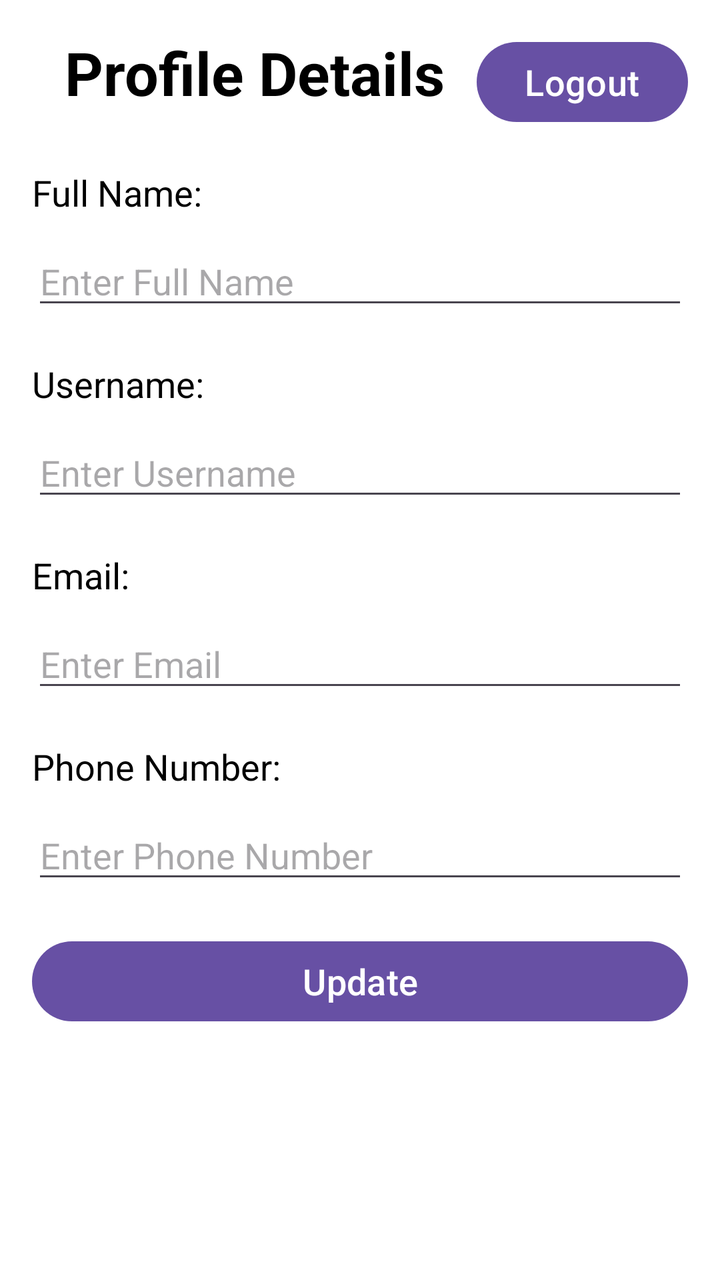
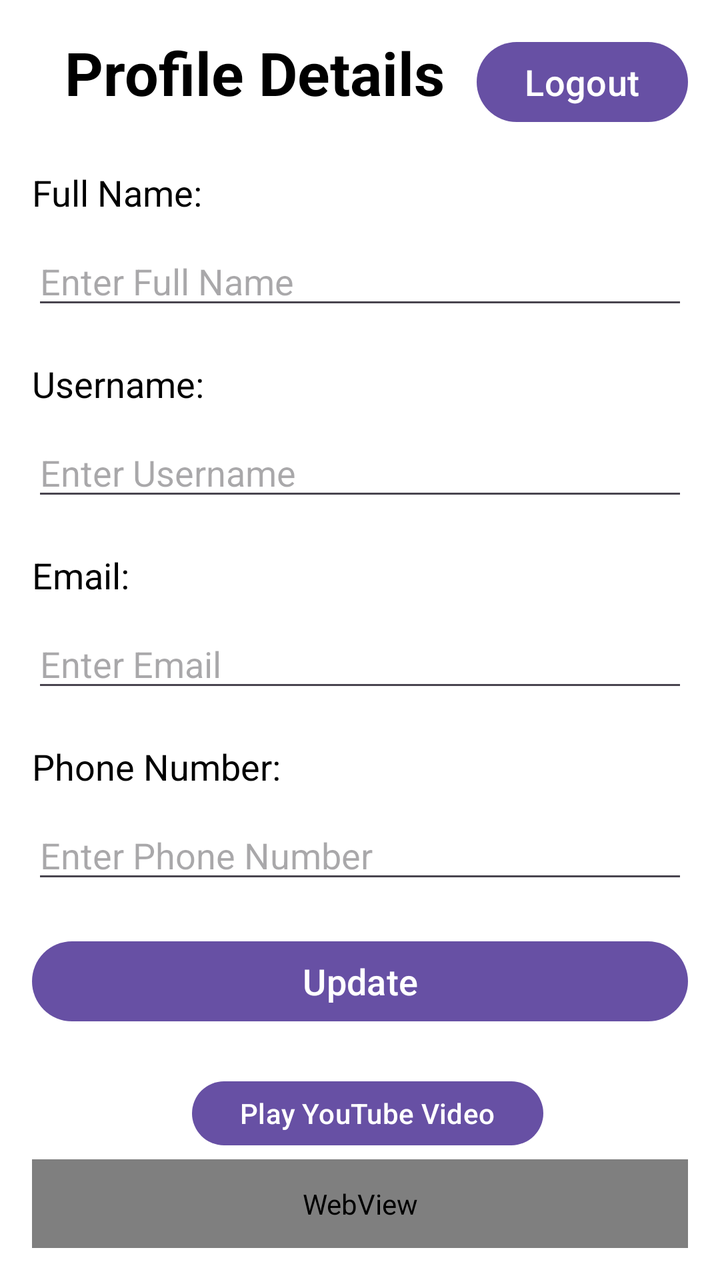

Before-and-after screenshots of an Android layout around one commit, followed by the original layout XML and the change that was made.
<!-- AndroidManifest.xml: application theme Theme.BasaKhuji -->
<!-- res/layout/profile_activity.xml -->
<RelativeLayout xmlns:android="http://schemas.android.com/apk/res/android"
    xmlns:tools="http://schemas.android.com/tools"
    android:layout_width="match_parent"
    android:layout_height="match_parent"
    android:background="@color/white"
    android:padding="16dp">

    <LinearLayout
        android:id="@+id/headerLayout"
        android:layout_width="match_parent"
        android:layout_height="wrap_content"
        android:orientation="horizontal">

        <TextView
            android:id="@+id/profileDetails"
            android:layout_width="0dp"
            android:layout_height="wrap_content"
            android:layout_weight="1"
            android:gravity="center"
            android:text="Profile Details"
            android:textColor="@color/black"
            android:textSize="30sp"
            android:textStyle="bold" />

        <Button
            android:id="@+id/logoutButton"
            android:layout_width="wrap_content"
            android:layout_height="wrap_content"
            android:text="Logout"
            android:textColor="@color/white"
            android:textSize="18sp" />
    </LinearLayout>

    <TextView
        android:id="@+id/fullNameTextView"
        android:layout_width="wrap_content"
        android:layout_height="wrap_content"
        android:text="Full Name:"
        android:textSize="18sp"
        android:textColor="@color/black"
        android:layout_below="@id/headerLayout"
        android:layout_marginTop="20dp"/>

    <EditText
        android:id="@+id/fullNameEditText"
        android:layout_width="match_parent"
        android:layout_height="wrap_content"
        android:layout_below="@id/fullNameTextView"
        android:layout_marginTop="10dp"
        android:hint="Enter Full Name"
        android:inputType="text"
        android:textColor="@color/black"/>

    <TextView
        android:id="@+id/usernameTextView"
        android:layout_width="wrap_content"
        android:layout_height="wrap_content"
        android:text="Username:"
        android:textSize="18sp"
        android:textColor="@color/black"
        android:layout_below="@id/fullNameEditText"
        android:layout_marginTop="20dp"/>

    <EditText
        android:id="@+id/usernameEditText"
        android:layout_width="match_parent"
        android:layout_height="wrap_content"
        android:layout_below="@id/usernameTextView"
        android:layout_marginTop="10dp"
        android:hint="Enter Username"
        android:inputType="text"
        android:textColor="@color/black"/>

    <TextView
        android:id="@+id/emailTextView"
        android:layout_width="wrap_content"
        android:layout_height="wrap_content"
        android:text="Email:"
        android:textSize="18sp"
        android:textColor="@color/black"
        android:layout_below="@id/usernameEditText"
        android:layout_marginTop="20dp"/>

    <EditText
        android:id="@+id/emailEditText"
        android:layout_width="match_parent"
        android:layout_height="wrap_content"
        android:layout_below="@id/emailTextView"
        android:layout_marginTop="10dp"
        android:hint="Enter Email"
        android:inputType="textEmailAddress"
        android:textColor="@color/black"/>

    <TextView
        android:id="@+id/phoneNumberTextView"
        android:layout_width="wrap_content"
        android:layout_height="wrap_content"
        android:text="Phone Number:"
        android:textSize="18sp"
        android:textColor="@color/black"
        android:layout_below="@id/emailEditText"
        android:layout_marginTop="20dp"/>

    <EditText
        android:id="@+id/phoneNumberEditText"
        android:layout_width="match_parent"
        android:layout_height="wrap_content"
        android:layout_below="@id/phoneNumberTextView"
        android:layout_marginTop="10dp"
        android:hint="Enter Phone Number"
        android:inputType="phone"
        android:textColor="@color/black"/>

    <Button
        android:id="@+id/updateButton"
        android:layout_width="match_parent"
        android:layout_height="wrap_content"
        android:layout_below="@id/phoneNumberEditText"
        android:layout_marginTop="20dp"
        android:text="Update"
        android:textColor="@color/white"
        android:textSize="18sp"/>



</RelativeLayout>
<!-- resources referenced by this layout -->
<resources>
  <color name="black">#FF000000</color>
  <color name="white">#FFFFFFFF</color>
  <style name="Theme.BasaKhuji" parent="Base.Theme.BasaKhuji" />
  <style name="Base.Theme.BasaKhuji" parent="Theme.Material3.DayNight.NoActionBar">
          
          
      </style>
</resources>

<!-- the commit's change to res/layout/profile_activity.xml (unified diff, before → after) -->
@@ -121,6 +121,22 @@
         android:textColor="@color/white"
         android:textSize="18sp"/>
 
+    <Button
+        android:id="@+id/button"
+        android:layout_width="wrap_content"
+        android:layout_height="40dp"
+        android:layout_below="@+id/updateButton"
+        android:layout_marginLeft="80dp"
+        android:layout_marginTop="22dp"
+        android:onClick="buttonPlayYouTubeVideo"
+        android:text="Play YouTube Video" />
+
+    <WebView
+        android:id="@+id/webView"
+        android:layout_width="395dp"
+        android:layout_height="201dp"
+        android:layout_below="@+id/updateButton"
+        android:layout_marginTop="65dp" />
 
 
 </RelativeLayout>
